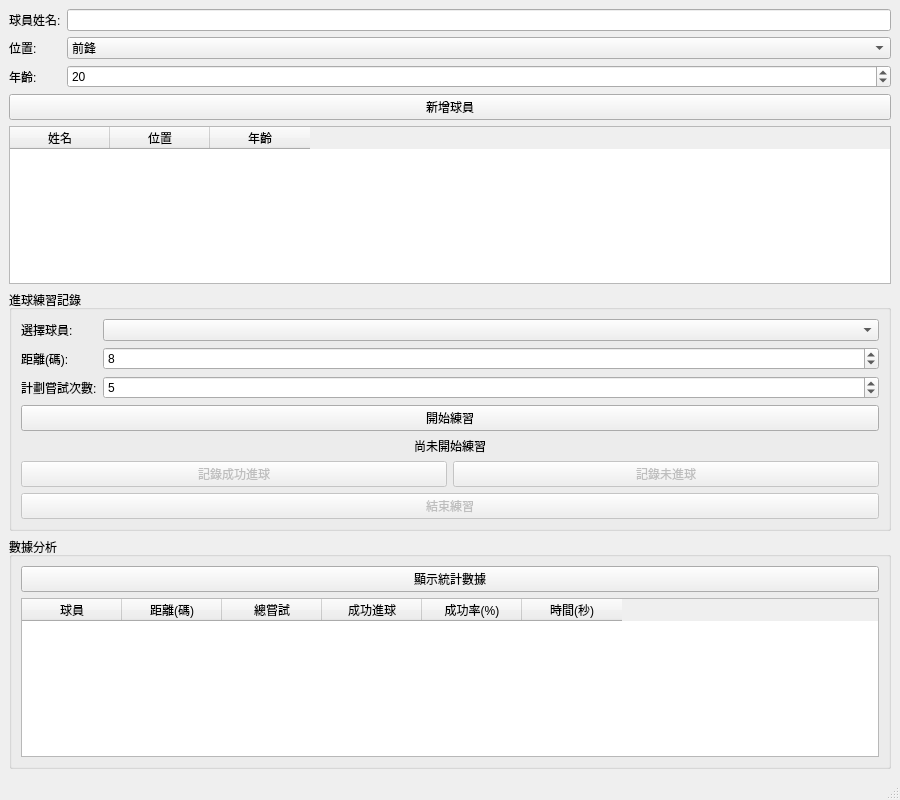
Old version of the form foot/mainwindow.ui in the repository vesss1/qtfootball.
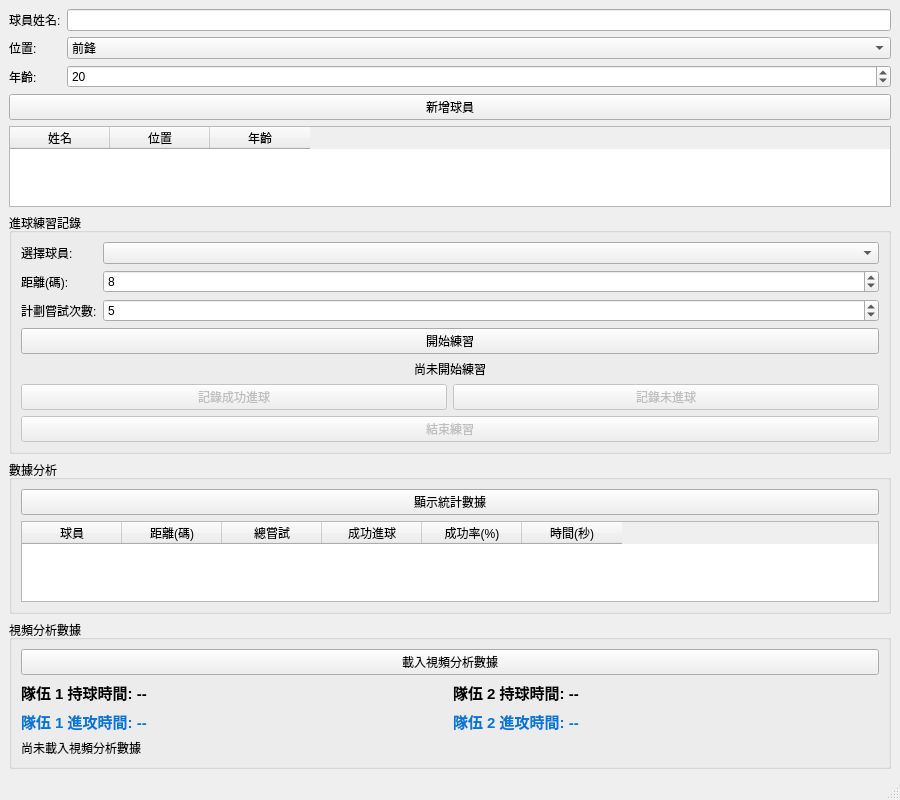
New version of the form.

Commit message: Add attack time calculation and Qt UI integration for video analysis

```diff
--- a/foot/mainwindow.ui
+++ b/foot/mainwindow.ui
@@ -276,6 +276,101 @@
       </layout>
      </widget>
     </item>
+    <item>
+     <widget class="QGroupBox" name="groupBoxVideoAnalysis">
+      <property name="title">
+       <string>視頻分析數據</string>
+      </property>
+      <layout class="QVBoxLayout" name="verticalLayout_4">
+       <item>
+        <widget class="QPushButton" name="pushButtonLoadVideoAnalysis">
+         <property name="text">
+          <string>載入視頻分析數據</string>
+         </property>
+        </widget>
+       </item>
+       <item>
+        <layout class="QGridLayout" name="gridLayout">
+         <item row="0" column="0">
+          <widget class="QLabel" name="labelTeam1Possession">
+           <property name="text">
+            <string>隊伍 1 持球時間: --</string>
+           </property>
+           <property name="font">
+            <font>
+             <pointsize>11</pointsize>
+             <weight>75</weight>
+             <bold>true</bold>
+            </font>
+           </property>
+          </widget>
+         </item>
+         <item row="0" column="1">
+          <widget class="QLabel" name="labelTeam2Possession">
+           <property name="text">
+            <string>隊伍 2 持球時間: --</string>
+           </property>
+           <property name="font">
+            <font>
+             <pointsize>11</pointsize>
+             <weight>75</weight>
+             <bold>true</bold>
+            </font>
+           </property>
+          </widget>
+         </item>
+         <item row="1" column="0">
+          <widget class="QLabel" name="labelTeam1Attack">
+           <property name="text">
+            <string>隊伍 1 進攻時間: --</string>
+           </property>
+           <property name="font">
+            <font>
+             <pointsize>11</pointsize>
+             <weight>75</weight>
+             <bold>true</bold>
+            </font>
+           </property>
+           <property name="styleSheet">
+            <string notr="true">color: rgb(0, 120, 215);</string>
+           </property>
+          </widget>
+         </item>
+         <item row="1" column="1">
+          <widget class="QLabel" name="labelTeam2Attack">
+           <property name="text">
+            <string>隊伍 2 進攻時間: --</string>
+           </property>
+           <property name="font">
+            <font>
+             <pointsize>11</pointsize>
+             <weight>75</weight>
+             <bold>true</bold>
+            </font>
+           </property>
+           <property name="styleSheet">
+            <string notr="true">color: rgb(0, 120, 215);</string>
+           </property>
+          </widget>
+         </item>
+        </layout>
+       </item>
+       <item>
+        <widget class="QLabel" name="labelVideoAnalysisSummary">
+         <property name="text">
+          <string>尚未載入視頻分析數據</string>
+         </property>
+         <property name="alignment">
+          <set>Qt::AlignLeading|Qt::AlignLeft|Qt::AlignTop</set>
+         </property>
+         <property name="wordWrap">
+          <bool>true</bool>
+         </property>
+        </widget>
+       </item>
+      </layout>
+     </widget>
+    </item>
    </layout>
   </widget>
   <widget class="QMenuBar" name="menubar">
```
The commit also changes 3 other files.
